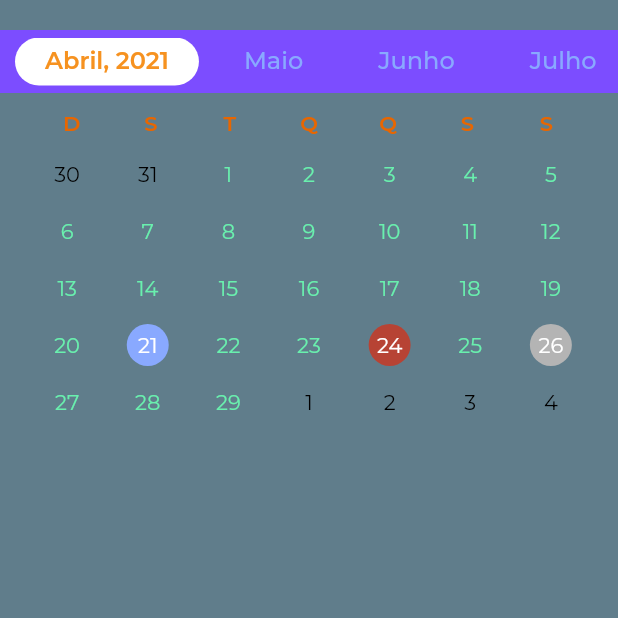
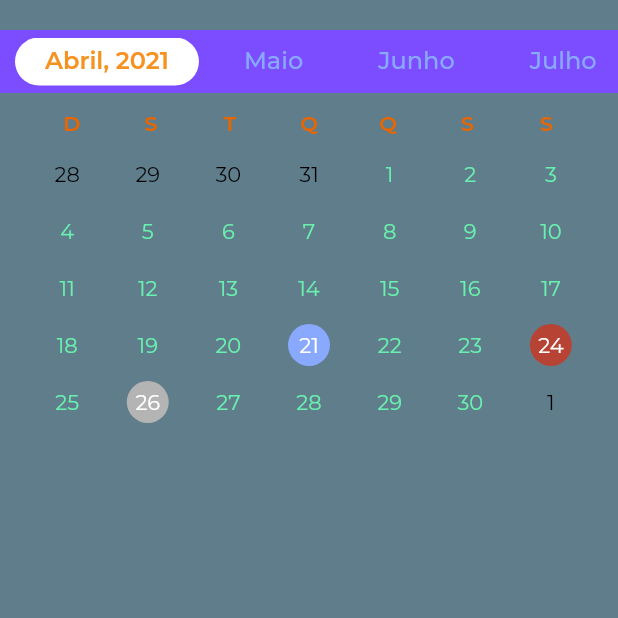
Before and after one commit to Zereef/Flutter-Test-App, a Flutter app: the MarcarConsulta screen opened by its route, on a phone screen of 412 x 824 dp, the top half of it. Run offline on Flutter 3.47's test engine with Material 2 defaults, Android fonts, the phone set to English and light mode, and no system bars; our stand-ins replace google_fonts; accounts and stored records are empty.

Commit message:
1 widget calendar WIP

```diff
--- a/lib/marcarConsulta.dart
+++ b/lib/marcarConsulta.dart
@@ -9,7 +9,6 @@ import 'package:google_fonts/google_fonts.dart';
 
 //costum import
 import 'package:test_app/runtime_variables.dart';
-import 'marcacaomodel.dart';
 
 class MarcarConsulta extends StatelessWidget {
   @override
@@ -54,7 +53,16 @@ class _GreenTODOState extends State<GreenTODO> {
   String mesDysplay;
 
   DateTime now = DateTime.now();
-  bool selected = true;
+  int selectedMonth = 4;
+  int selectedYear = 2021;
+
+  // funções select month WIP
+  void selected(int mes, int ano) {
+    setState(() {
+      selectedMonth = mes;
+      selectedYear = ano;
+    });
+  }
 
   // funções Do Seletor de meses
   void mesDysplayName(mes) {
@@ -133,135 +141,6 @@ class _GreenTODOState extends State<GreenTODO> {
     }
   }
 
-  @override
-  Widget build(BuildContext context) {
-    grupoDeMeses.clear(); // debug code
-
-    mes = int.tryParse(DateTime(now.month).toString().substring(0, 4));
-    ano = int.tryParse(DateTime(now.year).toString().substring(0, 4));
-
-    for (var mesesParaMostrar = 0; mesesParaMostrar <= 12; mesesParaMostrar++) {
-      mesDysplayName(mes);
-
-      selected = seletorDeMes(dia, mes, ano);
-
-      grupoDeMeses.add(MesButton(
-        dia: dia,
-        mes: mes,
-        ano: ano,
-        mesDysplay: mesDysplay,
-        selected: selected,
-      ));
-
-      switch (mes == 13) {
-        case true:
-          mes = 1;
-          ano++;
-          break;
-        default:
-          mes++;
-          break;
-      }
-
-      if (mesesParaMostrar == 12) {
-        mesList = Container(
-          padding: EdgeInsets.fromLTRB(5, 5, 5, 5),
-          color: Colors.deepPurpleAccent,
-          child: SingleChildScrollView(
-            scrollDirection: Axis.horizontal,
-            child: Row(children: grupoDeMeses),
-          ),
-        );
-      }
-    }
-
-    return Expanded(
-      child: Container(
-        margin: EdgeInsets.fromLTRB(0, 20, 0, 10),
-        color: Colors.transparent,
-        child: SingleChildScrollView(
-          child: Column(
-            children: <Widget>[
-              mesList,
-              CalendarioAssembled(),
-            ],
-          ),
-        ),
-      ),
-    );
-  }
-}
-
-class MesButton extends StatelessWidget {
-  final int dia;
-  final int mes;
-  final int ano;
-  final String mesDysplay;
-  final bool selected;
-
-  MesButton({
-    @required this.dia,
-    @required this.mes,
-    @required this.ano,
-    @required this.mesDysplay,
-    @required this.selected,
-  });
-
-  @override
-  Widget build(BuildContext context) {
-    if (selected) {
-      return Container(
-        decoration: BoxDecoration(
-          color: Colors.white,
-          borderRadius: const BorderRadius.all(const Radius.circular(23.0)),
-        ),
-        margin: EdgeInsets.fromLTRB(5, 0, 5, 0),
-        padding: EdgeInsets.fromLTRB(20, 6, 20, 6),
-        child: Text(
-          mesDysplay + ", " + ano.toString(),
-          style: GoogleFonts.montserrat(
-            textStyle: TextStyle(
-              letterSpacing: 0,
-              fontWeight: FontWeight.w600,
-              color: Color.fromRGBO(246, 146, 32, 1),
-              fontSize: 16,
-            ),
-          ),
-        ),
-      );
-    } else {
-      return GestureDetector(
-        onTap: () {
-          MarcacaoVariables.dia = dia;
-          MarcacaoVariables.mes = mes;
-          MarcacaoVariables.ano = ano;
-          Navigator.of(context).pushReplacementNamed('/marcar_consulta');
-        },
-        child: Container(
-          decoration: BoxDecoration(
-            color: Colors.transparent,
-            borderRadius: const BorderRadius.all(const Radius.circular(23.0)),
-          ),
-          margin: EdgeInsets.fromLTRB(5, 0, 5, 0),
-          padding: EdgeInsets.fromLTRB(20, 6, 20, 6),
-          child: Text(
-            mesDysplay,
-            style: GoogleFonts.montserrat(
-              textStyle: TextStyle(
-                letterSpacing: 0,
-                fontWeight: FontWeight.w500,
-                color: Color.fromRGBO(137, 169, 255, 1),
-                fontSize: 16,
-              ),
-            ),
-          ),
-        ),
-      );
-    }
-  }
-}
-
-class CalendarioAssembled extends StatelessWidget {
   // funções Do Calendario
   int numberOfWeeks(monthBeforeAmountDays, amountOfDaysThisMonth) {
     return monthBeforeAmountDays + amountOfDaysThisMonth <= 35 ? 5 : 6;
@@ -293,33 +172,204 @@ class CalendarioAssembled extends StatelessWidget {
     return [cor, colorCont];
   }
 
+  //
   @override
   Widget build(BuildContext context) {
-    int testMonthAdd = 2;
+    grupoDeMeses.clear();
+    //
+    mes = int.tryParse(DateTime(now.month).toString().substring(0, 4));
+    ano = int.tryParse(DateTime(now.year).toString().substring(0, 4));
+    //
+    return Expanded(
+      child: Container(
+        margin: EdgeInsets.fromLTRB(0, 20, 0, 10),
+        color: Colors.transparent,
+        child: SingleChildScrollView(
+          child: Column(
+            children: <Widget>[
+              mesList2(),
+              calendario(),
+            ],
+          ),
+        ),
+      ),
+    );
+  }
 
-    //
+  Widget mesList2() {
+    Container listaMeses;
+
+    for (var mesesParaMostrar = 0; mesesParaMostrar <= 12; mesesParaMostrar++) {
+      mesDysplayName(mes);
+      grupoDeMeses.add(mesButton(
+        context,
+        dia: dia,
+        mes: mes,
+        ano: ano,
+        mesDysplay: mesDysplay,
+      ));
+
+      if (mes == 12) {
+        mes = 1;
+        ano++;
+      } else {
+        mes++;
+      }
+
+      if (mesesParaMostrar == 12) {
+        listaMeses = Container(
+          padding: EdgeInsets.fromLTRB(5, 5, 5, 5),
+          color: Colors.deepPurpleAccent,
+          child: SingleChildScrollView(
+            scrollDirection: Axis.horizontal,
+            child: Row(children: grupoDeMeses),
+          ),
+        );
+      }
+    }
+    return listaMeses;
+  }
+
+  // select de meses WIP
+  Widget mesButton(BuildContext context, {int dia, int mes, int ano, String mesDysplay}) {
+    if (mes == selectedMonth && ano == selectedYear) {
+      return Container(
+        decoration: BoxDecoration(
+          color: Colors.white,
+          borderRadius: const BorderRadius.all(const Radius.circular(23.0)),
+        ),
+        margin: EdgeInsets.fromLTRB(5, 0, 5, 0),
+        padding: EdgeInsets.fromLTRB(20, 6, 20, 6),
+        child: Text(
+          mesDysplay + ", " + ano.toString(),
+          style: GoogleFonts.montserrat(
+            textStyle: TextStyle(
+              letterSpacing: 0,
+              fontWeight: FontWeight.w600,
+              color: Color.fromRGBO(246, 146, 32, 1),
+              fontSize: 16,
+            ),
+          ),
+        ),
+      );
+    } else {
+      return GestureDetector(
+        onTap: () {
+          MarcacaoVariables.dia = dia;
+          MarcacaoVariables.mes = mes;
+          MarcacaoVariables.ano = ano;
+          selected(mes, ano);
+        },
+        child: Container(
+          decoration: BoxDecoration(
+            color: Colors.transparent,
+            borderRadius: const BorderRadius.all(const Radius.circular(23.0)),
+          ),
+          margin: EdgeInsets.fromLTRB(5, 0, 5, 0),
+          padding: EdgeInsets.fromLTRB(20, 6, 20, 6),
+          child: Text(
+            mesDysplay,
+            style: GoogleFonts.montserrat(
+              textStyle: TextStyle(
+                letterSpacing: 0,
+                fontWeight: FontWeight.w500,
+                color: Color.fromRGBO(137, 169, 255, 1),
+                fontSize: 16,
+              ),
+            ),
+          ),
+        ),
+      );
+    }
+  }
+
+  // select dia WIP
+  Widget diaButton(BuildContext context, {Color colorCont, Color cor, FontWeight font, String numeroParaMostrar, EdgeInsets small}) {
+    MarcacaoVariables.arraymarcacao.forEach((listElement) {
+      if (listElement[0] == MarcacaoVariables.ano &&
+          listElement[1] == MarcacaoVariables.mes &&
+          listElement[2] == int.parse(numeroParaMostrar) &&
+          cor == Color.fromRGBO(246, 146, 32, 1)) {
+        cor = Colors.white;
+        colorCont = Color.fromRGBO(183, 67, 52, 1);
+      }
+    });
+
+    return GestureDetector(
+      onTap: () {
+        dialogDia(context, numeroParaMostrar);
+      },
+      child: Container(
+        alignment: Alignment.center,
+        margin: small,
+        decoration: BoxDecoration(
+          color: colorCont,
+          borderRadius: const BorderRadius.all(
+            const Radius.circular(25.0),
+          ),
+        ),
+        height: 28,
+        width: 28,
+        child: Text(
+          numeroParaMostrar,
+          textAlign: TextAlign.center,
+          style: GoogleFonts.montserrat(
+            textStyle: TextStyle(
+              fontWeight: font,
+              color: cor,
+              fontSize: 14,
+            ),
+          ),
+        ),
+      ),
+    );
+  }
+
+  // dialog of day selected WIP
+  Future dialogDia(BuildContext context, String numeroParaMostrar) {
+    return showDialog(
+      context: context,
+      barrierDismissible: false,
+      builder: (BuildContext context) {
+        return AlertDialog(
+          title: Text("Aviso (WIP)"),
+          content: Text("Qualquer mensagem pode aparecer aqui, qualquer coisa pode ser feita a clicar no dia" + numeroParaMostrar),
+          actions: [
+            TextButton(
+              child: Text("Ok"),
+              onPressed: () async {
+                Navigator.of(context).pop();
+              },
+            )
+          ],
+        );
+      },
+    );
+  }
+
+  // Calendario fully build WIP
+  Widget calendario() {
     List<String> arrayDiasSemana = ["D", "S", "T", "Q", "Q", "S", "S"];
 
     List<Widget> linhaDiasSemana = <Widget>[];
     List<Widget> lines = <Widget>[];
     List<Widget> rowgroup = <Widget>[];
 
-    List<dynamic> arr1 = [21, 24, 26]; // test values
-    List<dynamic> arr2 = [1, 2, 3]; // test values
+    List<dynamic> arrayselectedMonthDias = [21, 24, 26]; // test values
+    List<dynamic> arrayselectedMonthTypo = [1, 2, 3]; // test values
 
     Color cor = Color.fromRGBO(137, 169, 255, 1);
     FontWeight font = FontWeight.w600;
     Color colorCont = Colors.transparent;
     EdgeInsets small = EdgeInsets.fromLTRB(5, 5, 5, 5);
 
-    String numeroParaMostrar = "";
+    String numeroParaMostrar;
 
-    DateTime now = DateTime.now();
-    //
+    // DateTime now = DateTime.now();
 
     // ---------- obter primeiro dia e ultimo dia do mes selecionado ----------
-    DateTime thisMonthFirstDay = new DateTime(now.year, now.month + testMonthAdd, 1, 0, 0, 0, 0); //obter primeiro dia do mes ATUAL
-    DateTime lastday = new DateTime(now.year, now.month + testMonthAdd + 1, 0, 0, 0, 0, 0); //obter ultimo dia do mes ATUAL
+    DateTime thisMonthFirstDay = new DateTime(selectedYear, selectedMonth, 1, 0, 0, 0, 0); //obter primeiro dia do mes ATUAL
+    DateTime lastday = new DateTime(selectedYear, selectedMonth + 1, 0, 0, 0, 0, 0); //obter ultimo dia do mes ATUAL
 
     // ---------- obter primeiro dia do ultimo mes formulas ----------
     DateTime monthBeforeStartDay = thisMonthFirstDay.subtract(Duration(days: thisMonthFirstDay.weekday)).add(new Duration(hours: 1));
@@ -364,7 +414,7 @@ class CalendarioAssembled extends StatelessWidget {
     for (var e = 1; e <= numeroDeColunas; e++) {
       lines = <Widget>[];
       for (var i = 0; i < 7; i++) {
-        if ((e == 1 && i < monthBeforeAmountDays) || (e >= numeroDeColunas && contadorNumeroDoMesAtual >= amountOfDaysThisMonth)) {
+        if ((e == 1 && i < monthBeforeAmountDays) || (e >= numeroDeColunas && contadorNumeroDoMesAtual > amountOfDaysThisMonth)) {
           if (e == 1) {
             // numeroParaMostrar = firstdayFormatedint.toString();
             //
@@ -384,10 +434,9 @@ class CalendarioAssembled extends StatelessWidget {
           contadorNumeroDoMesAtual++;
           cor = Colors.greenAccent;
           font = FontWeight.w400;
-          //
-          if (arr1.contains(contadorNumeroDoMesAtual - 1)) {
-            var possition = arr1.indexOf(contadorNumeroDoMesAtual - 1);
-            var type = arr2[possition];
+          if (arrayselectedMonthDias.contains(contadorNumeroDoMesAtual - 1)) {
+            var posicao = arrayselectedMonthDias.indexOf(contadorNumeroDoMesAtual - 1);
+            var type = arrayselectedMonthTypo[posicao];
             List received = mesSelect(type);
             cor = received[0];
             colorCont = received[1];
@@ -434,206 +483,29 @@ class CalendarioAssembled extends StatelessWidget {
       ],
     );
   }
-
-  diaButton(BuildContext context, {Color colorCont, Color cor, FontWeight font, String numeroParaMostrar, EdgeInsets small}) {
-    var localsmall = small;
-    var localcolorCont = colorCont;
-    var localnumeroParaMostrar = numeroParaMostrar;
-    var localfont = font;
-    var localCor = cor;
-
-    // var horas = "";
-    // var minutos = "";
-    // var data = "";
-    // var datasend = "";
-    // void horasTimePicker() async {
-    //   DatePicker.showTimePicker(
-    //     context,
-    //     showSecondsColumn: false,
-    //     theme: DatePickerTheme(containerHeight: 210.0),
-    //     showTitleActions: true,
-    //     onConfirm: (time) {
-    //       horas = "";
-    //       minutos = "";
-    //       data = "";
-    //       datasend = "";
-    //       if (int.parse('${time.hour}') < 10) {
-    //         horas = '0${time.hour}';
-    //       } else {
-    //         horas = '${time.hour}';
-    //       }
-    //       if (int.parse('${time.minute}') < 10) {
-    //         minutos = '0${time.minute}';
-    //       } else {
-    //         minutos = '${time.minute}';
-    //       }
-    //       data = horas + " : " + minutos;
-    //       datasend = horas + ":" + minutos;
-    //       //
-    //       DatePicker.showTimePicker(
-    //         context,
-    //         showSecondsColumn: false,
-    //         theme: DatePickerTheme(
-    //           containerHeight: 210.0,
-    //         ),
-    //         showTitleActions: true,
-    //         onConfirm: (time) {
-    //           if (int.parse('${time.hour}') < 10) {
-    //             horas = '0${time.hour}';
-    //           } else {
-    //             horas = '${time.hour}';
-    //           }
-    //           if (int.parse('${time.minute}') < 10) {
-    //             minutos = '0${time.minute}';
-    //           } else {
-    //             minutos = '${time.minute}';
-    //           }
-    //           data = data + "  -  " + horas + " : " + minutos;
-    //           datasend = datasend + "-" + horas + ":" + minutos;
-    //           List datalist = [];
-    //           List datasendlist = [];
-    //           List lista = [];
-    //           bool run = false;
-    //           if (MarcacaoVariables.arraymarcacao.isNotEmpty) {
-    //             MarcacaoVariables.arraymarcacao.forEach((listElement) {
-    //               if (run == false) {
-    //                 if (listElement[0] == MarcacaoVariables.ano &&
-    //                     listElement[1] == MarcacaoVariables.mes &&
-    //                     listElement[2] == int.parse(localnumeroParaMostrar)) {
-    //                   var index = MarcacaoVariables.arraymarcacao.indexOf(listElement);
-    //                   MarcacaoVariables.arraymarcacao[index][3].add(data);
-    //                   MarcacaoVariables.arraymarcacao[index][4].add(datasend);
-    //                   run = !run;
-    //                   Navigator.pushReplacementNamed(context, '/marcar_consulta');
-    //                 }
-    //               }
-    //             });
-    //             if (run == false) {
-    //               lista.add(MarcacaoVariables.ano);
-    //               lista.add(MarcacaoVariables.mes);
-    //               lista.add(int.parse(localnumeroParaMostrar));
-    //               datalist.add(data);
-    //               datasendlist.add(datasend);
-    //               lista.add(datalist);
-    //               lista.add(datasendlist);
-    //               MarcacaoVariables.arraymarcacao.add(lista);
-    //               run = !run;
-    //               Navigator.pushReplacementNamed(context, '/marcar_consulta');
-    //             }
-    //           } else {
-    //             lista.add(MarcacaoVariables.ano);
-    //             lista.add(MarcacaoVariables.mes);
-    //             lista.add(int.parse(localnumeroParaMostrar));
-    //             datalist.add(data);
-    //             datasendlist.add(datasend);
-    //             lista.add(datalist);
-    //             lista.add(datasendlist);
-    //             MarcacaoVariables.arraymarcacao.add(lista);
-    //             Navigator.pushReplacementNamed(context, '/marcar_consulta');
-    //           }
-    //           Navigator.pushReplacementNamed(context, '/marcar_consulta');
-    //         },
-    //         currentTime: DateTime.now(),
-    //         locale: LocaleType.pt,
-    //       );
-    //       //
-    //     },
-    //     currentTime: DateTime.now(),
-    //     locale: LocaleType.pt,
-    //   );
-    // }
-
-    MarcacaoVariables.arraymarcacao.forEach((listElement) {
-      if (listElement[0] == MarcacaoVariables.ano &&
-          listElement[1] == MarcacaoVariables.mes &&
-          listElement[2] == int.parse(localnumeroParaMostrar) &&
-          localCor == Color.fromRGBO(246, 146, 32, 1)) {
-        localCor = Colors.white;
-        localcolorCont = Color.fromRGBO(183, 67, 52, 1);
-      }
-    });
-
-    return GestureDetector(
-      onTap: () {
-        dialogDia(context);
-      },
-      child: Container(
-        alignment: Alignment.center,
-        margin: localsmall,
-        decoration: BoxDecoration(
-          color: localcolorCont,
-          borderRadius: const BorderRadius.all(
-            const Radius.circular(25.0),
-          ),
-        ),
-        height: 28,
-        width: 28,
-        child: Text(
-          localnumeroParaMostrar,
-          textAlign: TextAlign.center,
-          style: GoogleFonts.montserrat(
-            textStyle: TextStyle(
-              fontWeight: localfont,
-              color: localCor,
-              fontSize: 14,
-            ),
-          ),
-        ),
-      ),
-    );
-  }
-
-  Future dialogDia(BuildContext context) {
-    return showDialog(
-      context: context,
-      barrierDismissible: false,
-      builder: (BuildContext context) {
-        return AlertDialog(
-          title: Text("Aviso (WIP)"),
-          content: Text("Qualquer mensagem pode aparecer aqui, qualquer coisa pode ser feita a clicar no dia"),
-          actions: [
-            TextButton(
-              child: Text("Ok"),
-              onPressed: () async {
-                Navigator.of(context).pop();
-              },
-            )
-          ],
-        );
-      },
-    );
-  }
 }
 
 // ------------------------
-Future<ConsultorioList> fetchAlbum() async {
-  throw Exception('Sem Net');
-}
-
-Future<EspecialidadesList> fetchEspecialidades() async {
-  throw Exception('Sem Net');
-}
-
-showBrevementeDialog(BuildContext context) {
-  showDialog(
-    context: context,
-    builder: (BuildContext context) {
-      return AlertDialog(
-        title: RichText(
-          text: TextSpan(
-            style: GoogleFonts.montserrat(textStyle: TextStyle(fontWeight: FontWeight.w500, color: Colors.black)),
-            children: <TextSpan>[TextSpan(text: 'Selecionar pelo menos 1 dia!', style: TextStyle(fontSize: 15))],
-          ),
-        ),
-        actions: [
-          TextButton(
-            child: Text("Ok"),
-            onPressed: () async {
-              Navigator.of(context).pop();
-            },
-          )
-        ],
-      );
-    },
-  );
-}
+// showBrevementeDialog(BuildContext context) {
+//   showDialog(
+//     context: context,
+//     builder: (BuildContext context) {
+//       return AlertDialog(
+//         title: RichText(
+//           text: TextSpan(
+//             style: GoogleFonts.montserrat(textStyle: TextStyle(fontWeight: FontWeight.w500, color: Colors.black)),
+//             children: <TextSpan>[TextSpan(text: 'Selecionar pelo menos 1 dia!', style: TextStyle(fontSize: 15))],
+//           ),
+//         ),
+//         actions: [
+//           TextButton(
+//             child: Text("Ok"),
+//             onPressed: () async {
+//               Navigator.of(context).pop();
+//             },
+//           )
+//         ],
+//       );
+//     },
+//   );
+// }
```
